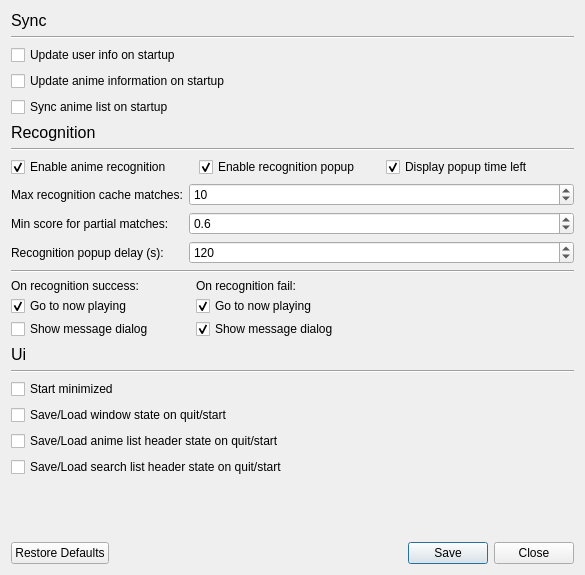
The window that src/gui/dialogs/settings_dialog.ui (nisemono0/AniTrack) describes before a commit, drawn with Qt 5.
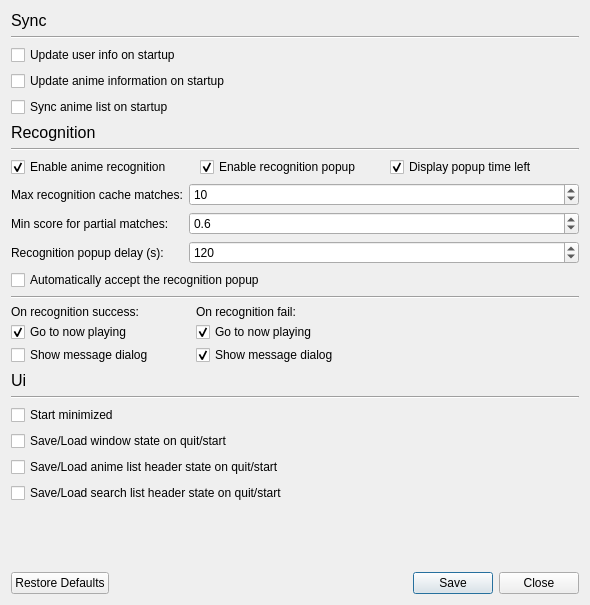
The same window after the commit.

Commit message: feat: add option to automatically update the recognized anime

Diff of the .ui file:
```diff
--- a/src/gui/dialogs/settings_dialog.ui
+++ b/src/gui/dialogs/settings_dialog.ui
@@ -6,20 +6,20 @@
    <rect>
     <x>0</x>
     <y>0</y>
-    <width>585</width>
-    <height>575</height>
+    <width>590</width>
+    <height>605</height>
    </rect>
   </property>
   <property name="minimumSize">
    <size>
-    <width>585</width>
-    <height>575</height>
+    <width>590</width>
+    <height>605</height>
    </size>
   </property>
   <property name="maximumSize">
    <size>
-    <width>585</width>
-    <height>575</height>
+    <width>590</width>
+    <height>605</height>
    </size>
   </property>
   <property name="focusPolicy">
@@ -210,6 +210,13 @@
      </item>
     </layout>
    </item>
+   <item>
+    <widget class="QCheckBox" name="checkBoxAutomaticPopupAccept">
+     <property name="text">
+      <string>Automatically accept the recognition popup</string>
+     </property>
+    </widget>
+   </item>
    <item>
     <widget class="Line" name="line_4">
      <property name="orientation">
```
The commit also changes 4 other files.
